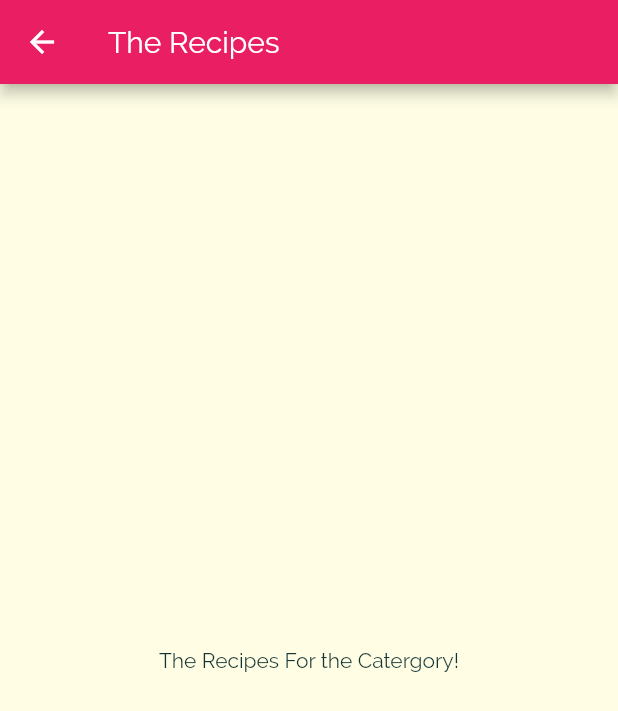
After one commit to Flutteric/MealsApp, a Flutter app: the screen it shows after launch, after a tap on "Italian", on a phone screen of 412 x 824 dp. The commit adds this screen. Shown: the top 711 px of the screen. Run offline on Flutter 3.47's test engine with Material 2 defaults, Android fonts, the phone set to English and light mode, and no system bars.

Commit message:
Navigating to Meals Screen

```diff
--- a/lib/category_item.dart
+++ b/lib/category_item.dart
@@ -1,4 +1,5 @@
 import 'package:flutter/material.dart';
+import './category_meals_screen.dart';
 
 class CategoryItem extends StatelessWidget {
   final String title;
@@ -6,9 +7,23 @@ class CategoryItem extends StatelessWidget {
 
   CategoryItem(this.title, this.color);
 
+  void selectCategory(BuildContext ctx) {
+    Navigator.of(ctx).push(
+      MaterialPageRoute(
+        builder: (_) {
+          return CategoryMealsScreen();
+        },
+      ),
+    );
+  }
+
   @override
   Widget build(BuildContext context) {
-    return Container(
+    return InkWell(
+      onTap: () => selectCategory(context),
+      splashColor: Theme.of(context).primaryColor,
+      borderRadius: BorderRadius.circular(15),
+      child: Container(
         padding: const EdgeInsets.all(15),
         child: Text(
           title,
@@ -21,6 +36,7 @@ class CategoryItem extends StatelessWidget {
               end: Alignment.bottomRight),
           borderRadius: BorderRadius.circular(15),
         ),
+      ),
     );
   }
 }
--- /dev/null
+++ b/lib/category_meals_screen.dart
@@ -0,0 +1,15 @@
+import 'package:flutter/material.dart';
+
+class CategoryMealsScreen extends StatelessWidget {
+  @override
+  Widget build(BuildContext context) {
+    return Scaffold(
+      appBar: AppBar(
+        title: Text('The Recipes'),
+      ),
+      body: Center(
+        child: Text('The Recipes For the Catergory!'),
+      ),
+    );
+  }
+}
--- a/pubspec.yaml
+++ b/pubspec.yaml
@@ -3,7 +3,7 @@ description: A new Flutter project.
 
 # The following line prevents the package from being accidentally published to
 # pub.dev using `pub publish`. This is preferred for private packages.
-publish_to: 'none' # Remove this line if you wish to publish to pub.dev
+publish_to: "none" # Remove this line if you wish to publish to pub.dev
 
 # The following defines the version and build number for your application.
 # A version number is three numbers separated by dots, like 1.2.43
@@ -24,7 +24,6 @@ dependencies:
   flutter:
     sdk: flutter
 
-
   # The following adds the Cupertino Icons font to your application.
   # Use with the CupertinoIcons class for iOS style icons.
   cupertino_icons: ^1.0.0
@@ -38,7 +37,6 @@ dev_dependencies:
 
 # The following section is specific to Flutter.
 flutter:
-
   # The following line ensures that the Material Icons font is
   # included with your application, so that you can use the icons in
   # the material Icons class.
```
Lines whose indentation alone changed are shown as unchanged.
